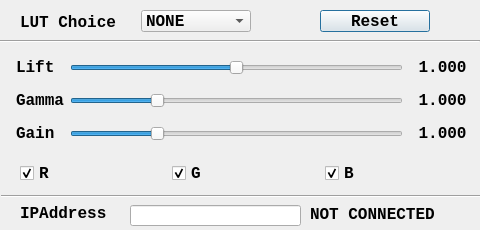
Old version of the form cpp-qt/DynamicLutLoad/dialog.ui in the repository aja-video/colorbox-demos.
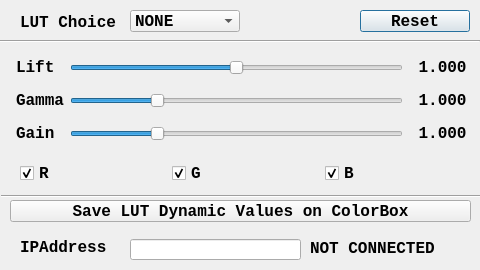
New version of the form.

Commit message: add save dynamic lut state to demo

```diff
--- a/cpp-qt/DynamicLutLoad/dialog.ui
+++ b/cpp-qt/DynamicLutLoad/dialog.ui
@@ -7,19 +7,19 @@
     <x>0</x>
     <y>0</y>
     <width>480</width>
-    <height>230</height>
+    <height>270</height>
    </rect>
   </property>
   <property name="minimumSize">
    <size>
-    <width>460</width>
-    <height>230</height>
+    <width>480</width>
+    <height>270</height>
    </size>
   </property>
   <property name="maximumSize">
    <size>
     <width>480</width>
-    <height>230</height>
+    <height>270</height>
    </size>
   </property>
   <property name="windowTitle">
@@ -72,7 +72,7 @@
   <widget class="QComboBox" name="lutChoiceComboBox">
    <property name="geometry">
     <rect>
-     <x>141</x>
+     <x>130</x>
      <y>10</y>
      <width>110</width>
      <height>22</height>
@@ -119,7 +119,7 @@
   <widget class="QPushButton" name="resetPushButton">
    <property name="geometry">
     <rect>
-     <x>320</x>
+     <x>360</x>
      <y>10</y>
      <width>110</width>
      <height>22</height>
@@ -364,7 +364,7 @@
    <property name="geometry">
     <rect>
      <x>130</x>
-     <y>205</y>
+     <y>239</y>
      <width>171</width>
      <height>21</height>
     </rect>
@@ -384,7 +384,7 @@
    <property name="geometry">
     <rect>
      <x>310</x>
-     <y>206</y>
+     <y>240</y>
      <width>181</width>
      <height>16</height>
     </rect>
@@ -404,7 +404,7 @@
    <property name="geometry">
     <rect>
      <x>20</x>
-     <y>205</y>
+     <y>239</y>
      <width>111</width>
      <height>16</height>
     </rect>
@@ -446,6 +446,26 @@
     <enum>Qt::Horizontal</enum>
    </property>
   </widget>
+  <widget class="QPushButton" name="dynStateSaveButton">
+   <property name="geometry">
+    <rect>
+     <x>10</x>
+     <y>200</y>
+     <width>461</width>
+     <height>22</height>
+    </rect>
+   </property>
+   <property name="font">
+    <font>
+     <family>Lucida Console</family>
+     <pointsize>12</pointsize>
+     <bold>true</bold>
+    </font>
+   </property>
+   <property name="text">
+    <string>Save LUT Dynamic Values on ColorBox</string>
+   </property>
+  </widget>
  </widget>
  <resources/>
  <connections/>
```
The commit also changes 2 other files.
